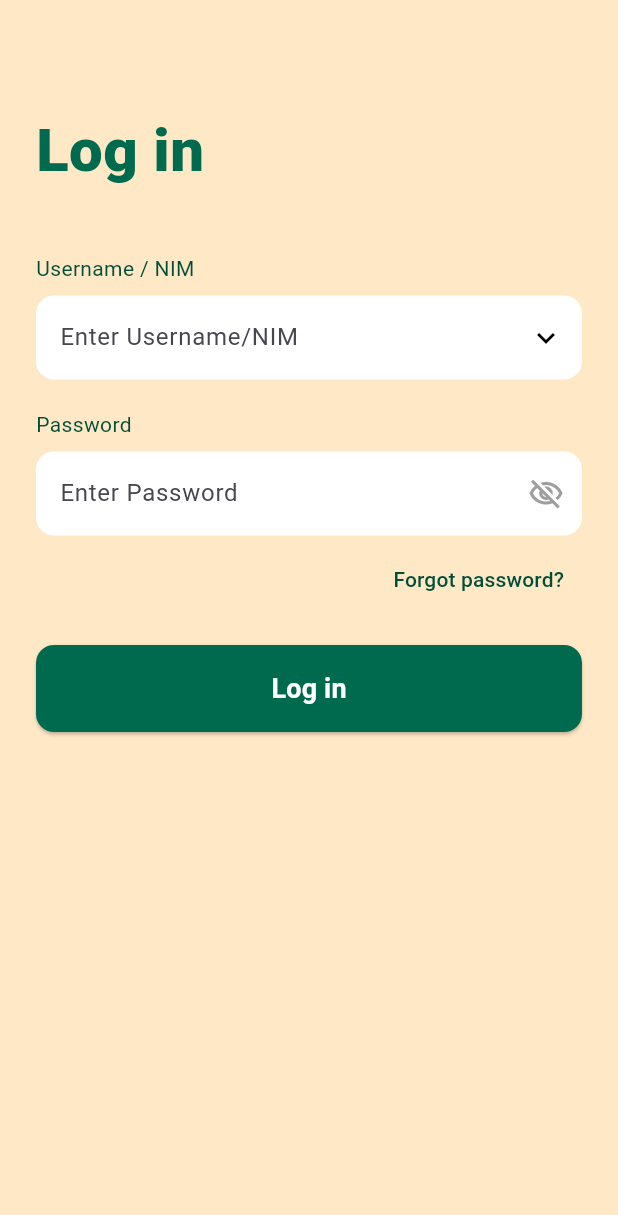
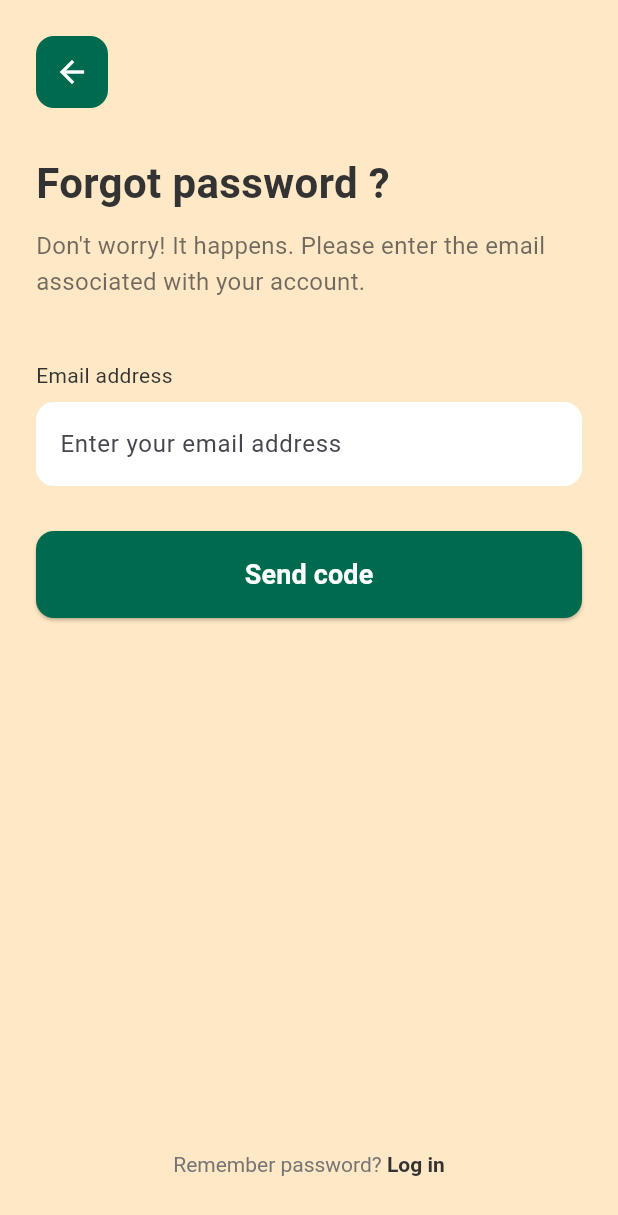
Before and after one commit to bintangrobbany/KRS_Online, a Flutter app: the LoginView screen opened directly, after a tap on "Forgot password?", on a phone screen of 412 x 824 dp. Shown: the top 1215 px of the screen. Run offline on Flutter 3.47's test engine with Material 3 defaults, Android fonts, the phone set to English and light mode, and no system bars; our stand-ins replace flutter_svg; Roboto replaces fonts that are missing (Poppins).

Commit message:
penambahan forgot password page

```diff
--- /dev/null
+++ b/lib/controllers/forgot_password_controller.dart
@@ -0,0 +1,39 @@
+// lib/controllers/forgot_password_controller.dart
+
+import 'package:flutter/material.dart';
+
+class ForgotPasswordController {
+  final TextEditingController emailController = TextEditingController();
+
+  /// Menangani logika saat tombol "Send code" ditekan
+  void sendCode(BuildContext context) {
+    final String email = emailController.text;
+
+    // Logika validasi email sederhana
+    if (email.isNotEmpty && email.contains('@')) {
+      print('Mengirim kode reset ke: $email');
+      ScaffoldMessenger.of(context).showSnackBar(
+        const SnackBar(
+          content: Text('Kode terkirim ke email Anda (Placeholder)'),
+        ),
+      );
+    } else {
+      ScaffoldMessenger.of(context).showSnackBar(
+        const SnackBar(
+          backgroundColor: Colors.red,
+          content: Text('Mohon masukkan alamat email yang valid'),
+        ),
+      );
+    }
+  }
+
+  /// Fungsi untuk kembali ke halaman sebelumnya
+  void goBack(BuildContext context) {
+    Navigator.of(context).pop();
+  }
+
+  /// Membersihkan resource saat halaman tidak lagi digunakan
+  void dispose() {
+    emailController.dispose();
+  }
+}
--- /dev/null
+++ b/lib/views/forgot_password_view.dart
@@ -0,0 +1,154 @@
+// lib/views/forgot_password_view.dart
+
+import 'package:flutter/material.dart';
+import '../controllers/forgot_password_controller.dart';
+
+class ForgotPasswordView extends StatefulWidget {
+  const ForgotPasswordView({super.key});
+
+  @override
+  State<ForgotPasswordView> createState() => _ForgotPasswordViewState();
+}
+
+class _ForgotPasswordViewState extends State<ForgotPasswordView> {
+  final ForgotPasswordController _controller = ForgotPasswordController();
+
+  // Definisikan warna sesuai permintaan Anda
+  final Color backgroundColor = const Color.fromARGB(255, 255, 232, 197);
+  final Color primaryColor = const Color(0xFF006A4E);
+  final Color textColor = const Color(
+    0xFF333333,
+  ); // Warna teks yang lebih lembut
+
+  @override
+  void dispose() {
+    _controller.dispose();
+    super.dispose();
+  }
+
+  @override
+  Widget build(BuildContext context) {
+    return Scaffold(
+      backgroundColor: backgroundColor,
+      body: SafeArea(
+        child: Padding(
+          padding: const EdgeInsets.all(24.0),
+          child: Column(
+            crossAxisAlignment: CrossAxisAlignment.start,
+            children: [
+              // Tombol Kembali (Back Button)
+              Container(
+                decoration: BoxDecoration(
+                  color: primaryColor,
+                  borderRadius: BorderRadius.circular(12),
+                ),
+                child: IconButton(
+                  icon: const Icon(Icons.arrow_back, color: Colors.white),
+                  onPressed: () => _controller.goBack(context),
+                ),
+              ),
+              const SizedBox(height: 30),
+
+              // Judul
+              Text(
+                'Forgot password ?',
+                style: TextStyle(
+                  color: textColor,
+                  fontSize: 28,
+                  fontWeight: FontWeight.bold,
+                  fontFamily: 'Poppins',
+                ),
+              ),
+              const SizedBox(height: 10),
+
+              // Subjudul Deskripsi
+              Text(
+                'Don\'t worry! It happens. Please enter the email associated with your account.',
+                style: TextStyle(
+                  color: textColor.withOpacity(0.7),
+                  fontSize: 16,
+                  height: 1.5, // Jarak antar baris
+                  fontFamily: 'Poppins',
+                ),
+              ),
+              const SizedBox(height: 40),
+
+              // Label Email
+              Text(
+                'Email address',
+                style: TextStyle(color: textColor, fontFamily: 'Poppins'),
+              ),
+              const SizedBox(height: 8),
+
+              // TextField Email
+              TextField(
+                controller: _controller.emailController,
+                keyboardType: TextInputType.emailAddress,
+                decoration: InputDecoration(
+                  filled: true,
+                  fillColor: Colors.white,
+                  hintText: 'Enter your email address',
+                  border: OutlineInputBorder(
+                    borderRadius: BorderRadius.circular(12),
+                    borderSide: BorderSide.none,
+                  ),
+                ),
+              ),
+              const SizedBox(height: 30),
+
+              // Tombol "Send code"
+              SizedBox(
+                width: double.infinity,
+                child: ElevatedButton(
+                  style: ElevatedButton.styleFrom(
+                    backgroundColor: primaryColor,
+                    padding: const EdgeInsets.symmetric(vertical: 16),
+                    shape: RoundedRectangleBorder(
+                      borderRadius: BorderRadius.circular(12),
+                    ),
+                  ),
+                  onPressed: () => _controller.sendCode(context),
+                  child: const Text(
+                    'Send code',
+                    style: TextStyle(
+                      fontSize: 18,
+                      fontWeight: FontWeight.bold,
+                      color: Colors.white,
+                      fontFamily: 'Poppins',
+                    ),
+                  ),
+                ),
+              ),
+              const Spacer(), // Mendorong widget berikutnya ke bawah
+              // Teks "Remember password? Log in" di bawah
+              Align(
+                alignment: Alignment.center,
+                child: TextButton(
+                  onPressed: () => _controller.goBack(context),
+                  child: RichText(
+                    text: TextSpan(
+                      style: TextStyle(
+                        fontFamily: 'Poppins',
+                        color: Colors.grey[600],
+                      ),
+                      children: [
+                        const TextSpan(text: 'Remember password? '),
+                        TextSpan(
+                          text: 'Log in',
+                          style: TextStyle(
+                            fontWeight: FontWeight.bold,
+                            color: textColor,
+                          ),
+                        ),
+                      ],
+                    ),
+                  ),
+                ),
+              ),
+            ],
+          ),
+        ),
+      ),
+    );
+  }
+}
--- a/lib/views/login_view.dart
+++ b/lib/views/login_view.dart
@@ -2,6 +2,7 @@
 
 import 'package:flutter/material.dart';
 import '../controllers/login_controller.dart';
+import 'forgot_password_view.dart'; // <-- 1. Tambahkan import untuk halaman forgot password
 
 class LoginView extends StatefulWidget {
   const LoginView({super.key});
@@ -13,7 +14,7 @@ class LoginView extends StatefulWidget {
 class _LoginViewState extends State<LoginView> {
   final LoginController _controller = LoginController();
 
-  final Color backgroundColor = const Color.fromARGB(255, 255, 232, 197);
+  final Color backgroundColor = const Color(0xFFF0EBE3);
   final Color primaryColor = const Color(0xFF006A4E);
   final Color textColor = const Color(0xFF004D38);
 
@@ -38,7 +39,7 @@ class _LoginViewState extends State<LoginView> {
                 'Log in',
                 style: TextStyle(
                   color: primaryColor,
-                  fontSize: 40,
+                  fontSize: 36,
                   fontWeight: FontWeight.w900,
                   fontFamily: 'Poppins',
                 ),
@@ -50,12 +51,13 @@ class _LoginViewState extends State<LoginView> {
                 style: TextStyle(color: textColor, fontFamily: 'Poppins'),
               ),
               const SizedBox(height: 8),
+
               TextField(
                 controller: _controller.usernameController,
                 decoration: InputDecoration(
                   filled: true,
                   fillColor: Colors.white,
-                  hintText: 'Enter Username/NIM',
+                  hintText: 'Enter username/nim', // hintText sudah diubah
                   border: OutlineInputBorder(
                     borderRadius: BorderRadius.circular(12),
                     borderSide: BorderSide.none,
@@ -83,7 +85,7 @@ class _LoginViewState extends State<LoginView> {
                     decoration: InputDecoration(
                       filled: true,
                       fillColor: Colors.white,
-                      hintText: 'Enter Password',
+                      hintText: 'Enter password', // hintText sudah diubah
                       border: OutlineInputBorder(
                         borderRadius: BorderRadius.circular(12),
                         borderSide: BorderSide.none,
@@ -101,19 +103,27 @@ class _LoginViewState extends State<LoginView> {
                   );
                 },
               ),
-              const SizedBox(height: 5),
+              const SizedBox(height: 12),
 
               Align(
                 alignment: Alignment.centerRight,
                 child: TextButton(
-                  onPressed: () {},
+                  // 2. Tambahkan navigasi ke ForgotPasswordView di sini
+                  onPressed: () {
+                    Navigator.push(
+                      context,
+                      MaterialPageRoute(
+                        builder: (context) => const ForgotPasswordView(),
+                      ),
+                    );
+                  },
                   child: Text(
                     'Forgot password?',
                     style: TextStyle(color: textColor, fontFamily: 'Poppins'),
                   ),
                 ),
               ),
-              const SizedBox(height: 20),
+              const SizedBox(height: 30),
 
               SizedBox(
                 width: double.infinity,
--- a/lib/views/welcome_view.dart
+++ b/lib/views/welcome_view.dart
@@ -6,6 +6,7 @@ import '../controllers/welcome_controller.dart';
 
 class WelcomeView extends StatelessWidget {
   // Buat instance dari controller
+
   final WelcomeController _controller = WelcomeController();
 
   // Definisikan warna agar mudah diubah
```
